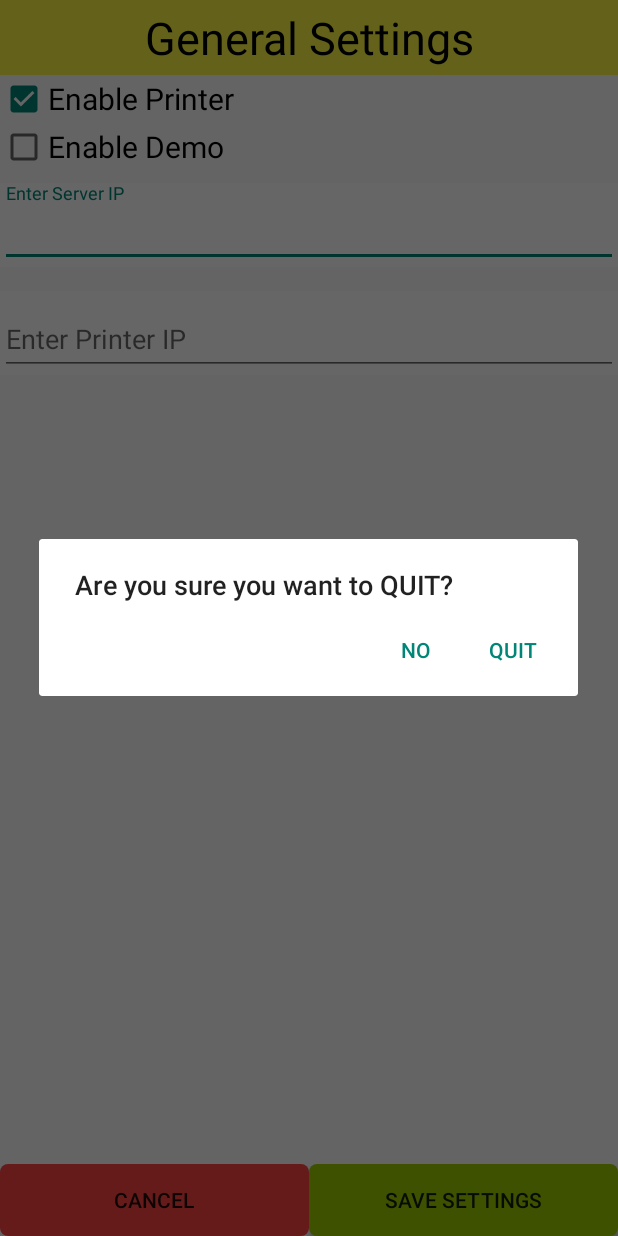
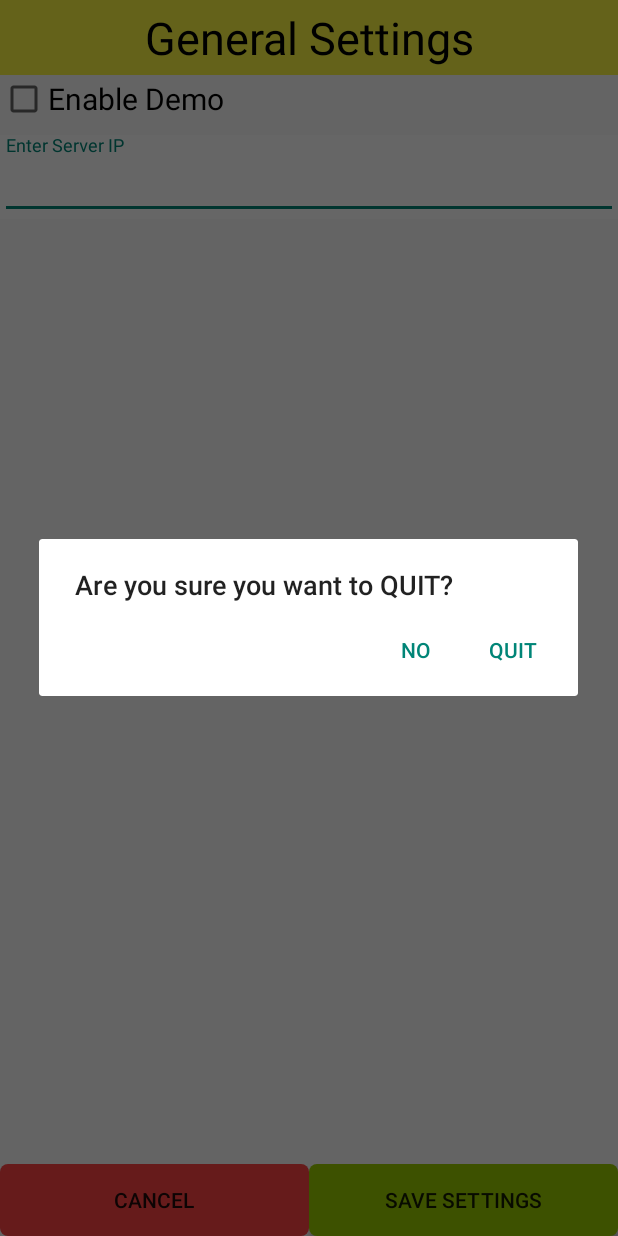
Before and after one commit to Haridev693/rohwaiter, an Android app: the Printersetting screen opened directly, with no data from a screen before it, after a tap on "CANCEL", on a phone screen of 412 x 824 dp. Run offline under Robolectric (Android 15) with nearby library versions, the phone set to English and light mode, and no system bars; network calls fail; 1 other tap on this screen came first.

Commit message:
Printer WIFI Printer

```diff
--- a/app/src/main/java/com/shss/restaurantwaiter/activity/CartActivity.java
+++ b/app/src/main/java/com/shss/restaurantwaiter/activity/CartActivity.java
@@ -29,6 +29,7 @@ import com.shss.restaurantwaiter.object.Settings;
 import com.shss.restaurantwaiter.object.TablesInfo;
 import com.shss.restaurantwaiter.technicalassist.BluetoothService;
 import com.shss.restaurantwaiter.technicalassist.sessionmanager;
+import com.shss.restaurantwaiter.utility.GlobalVariable;
 import com.shss.restaurantwaiter.widget.AutoBgButton;
 
 import java.io.IOException;
@@ -372,7 +373,7 @@ public class CartActivity extends BaseActivity implements OnClickListener {
 //                                    formReceipt();
 //                                PrintBluetoothReceipt(json);
 
-                                if(session.getSetting().EnablePrinter) {
+                                if(GlobalVariable.restAddress.PrinterIP.length()>10){
                                     if (formReceipt()) {
                                         Toast.makeText(self, "Sending your order successfully!",
                                                 Toast.LENGTH_SHORT).show();
@@ -434,7 +435,7 @@ public class CartActivity extends BaseActivity implements OnClickListener {
 
 //                Socket sock = new Socket(session.getSetting().IPADDRESS, 9100);
                 Socket sock = new Socket();
-                sock.connect(new InetSocketAddress(session.getSetting().IPADDRESS, 9100), 15000);
+                sock.connect(new InetSocketAddress(GlobalVariable.restAddress.PrinterIP, 9100), 15000);
                 PrintWriter oStream = new PrintWriter(sock.getOutputStream());
                 oStream.write(bl.toString());
                 oStream.println("\n");
--- a/app/src/main/java/com/shss/restaurantwaiter/activity/Printersetting.java
+++ b/app/src/main/java/com/shss/restaurantwaiter/activity/Printersetting.java
@@ -76,10 +76,10 @@ public class  Printersetting extends BaseActivity implements View.OnClickListene
 
     private void InitView() {
 
-        check = (CheckBox) findViewById(R.id.CheckEnablePrinter);
-        txtview = (EditText) findViewById(R.id.PrinterIP);
+//        check = (CheckBox) findViewById(R.id.CheckEnablePrinter);
+//        txtview = (EditText) findViewById(R.id.PrinterIP);
         ServerIP = (EditText) findViewById(R.id.ServerIP);
-        printerLayout = (TextInputLayout) findViewById(R.id.printerLayout);
+//        printerLayout = (TextInputLayout) findViewById(R.id.printerLayout);
         DemoMode = (CheckBox)findViewById(R.id.CheckEnableDemo);
 
 //        bluetoothScan = (Button) findViewById(R.id.btnBluetoothscan);
@@ -94,15 +94,15 @@ public class  Printersetting extends BaseActivity implements View.OnClickListene
 
         if(setter==null){}
         else {
-            check.setChecked(setter.EnablePrinter);
-            txtview.setText(setter.IPADDRESS);
+//            check.setChecked(setter.EnablePrinter);
+//            txtview.setText(setter.IPADDRESS);
             ServerIP.setText(setter.ServerIP);
             DemoMode.setChecked(setter.DemoMode);
-            if(check.isChecked())
-            {
-              printerLayout.setVisibility(View.VISIBLE);
-
-            }
+//            if(check.isChecked())
+//            {
+//              printerLayout.setVisibility(View.VISIBLE);
+//
+//            }
 
 //            txtview.setText(setter.BluetoothAddress);
 //            Shopname.setText(setter.ShopName);
@@ -112,7 +112,7 @@ public class  Printersetting extends BaseActivity implements View.OnClickListene
 //            printerFooter.setText(setter.printerFooter);
         }
 
-        check.setOnClickListener(this);
+//        check.setOnClickListener(this);
         btnSave.setOnClickListener(this);
 //        bluetoothScan.setOnClickListener(this);
         btnCancel.setOnClickListener(this);
@@ -306,8 +306,8 @@ public class  Printersetting extends BaseActivity implements View.OnClickListene
             case R.id.btnSaveSettings:
             {
                 Settings s = new Settings();
-                s.EnablePrinter = check.isChecked();
-                s.IPADDRESS = txtview.getText().toString();
+//                s.EnablePrinter = check.isChecked();
+//                s.IPADDRESS = txtview.getText().toString();
                 s.ServerIP = ServerIP.getText().toString();
                 s.DemoMode = DemoMode.isChecked();
 
@@ -334,13 +334,13 @@ public class  Printersetting extends BaseActivity implements View.OnClickListene
                 break;
             }
 
-            case R.id.CheckEnablePrinter:{
-                if(check.isChecked())
-                {
-                    printerLayout.setVisibility(View.VISIBLE);
-//                    txtview.setVisibility(View.VISIBLE);
-                }
-            }
+//            case R.id.CheckEnablePrinter:{
+////                if(check.isChecked())
+////                {
+////                    printerLayout.setVisibility(View.VISIBLE);
+//////                    txtview.setVisibility(View.VISIBLE);
+////                }
+//            }
         }
 
     }
--- a/app/src/main/java/com/shss/restaurantwaiter/object/RestAddress.java
+++ b/app/src/main/java/com/shss/restaurantwaiter/object/RestAddress.java
@@ -13,4 +13,6 @@ public class RestAddress {
     public String Footer1;
     public String Footer2;
     public String Footer3;
+    public String PrinterIP;
+    public Boolean BillPrint;
 }
--- a/app/src/main/java/com/shss/restaurantwaiter/object/Settings.java
+++ b/app/src/main/java/com/shss/restaurantwaiter/object/Settings.java
@@ -24,8 +24,8 @@ public class Settings {
 //        public Boolean CheckPrintTranGST;
 //        public String GSTNumber;
 //        public String BluetoothAddress;
-        public Boolean EnablePrinter;
-        public String IPADDRESS;
+//        public Boolean EnablePrinter;
+//        public String IPADDRESS;
         public String ServerIP;
         public Boolean DemoMode;
 
--- a/app/src/main/java/com/shss/restaurantwaiter/technicalassist/sessionmanager.java
+++ b/app/src/main/java/com/shss/restaurantwaiter/technicalassist/sessionmanager.java
@@ -131,8 +131,8 @@ public class sessionmanager {
     public Boolean setSettings(Settings s)
     {
 //        editor.putString(PrinterAddress,s.BluetoothAddress);
-        editor.putBoolean(EnablePrinter,s.EnablePrinter);
-        editor.putString(IPAddress,s.IPADDRESS);
+//        editor.putBoolean(EnablePrinter,s.EnablePrinter);
+//        editor.putString(IPAddress,s.IPADDRESS);
         editor.putString(ServerIP,s.ServerIP);
         editor.putBoolean(DemoMode,s.DemoMode);
 
@@ -144,6 +144,7 @@ public class sessionmanager {
         if(s.DemoMode)
         {
             WebServiceConfig.Serverbackendlink= "http://shs2apicalls.pe.hu/backend";
+            WebServiceConfig.Serverbackendlink = "http://192.168.1.101/rohadmin2_79";
         }
 //        editor.putString(ShopName,s.ShopName);
 //        editor.putString(AddressLine1,s.AddressLine1);
@@ -171,10 +172,20 @@ public class sessionmanager {
 //        s.BluetoothAddress = pref.getString(PrinterAddress,"");
 //        s.printerFooter = pref.getString(PrintFooter,"");
 //        s.GSTNumber = pref.getString(GSTNum,"");
-        s.EnablePrinter = pref.getBoolean(EnablePrinter,false);
-        s.IPADDRESS = pref.getString(IPAddress,"");
+//        s.EnablePrinter = pref.getBoolean(EnablePrinter,false);
+//        s.IPADDRESS = pref.getString(IPAddress,"");
         s.ServerIP = pref.getString(ServerIP,"");
         s.DemoMode = pref.getBoolean(DemoMode,false);
+
+        WebServiceConfig.Serverbackendlink = WebServiceConfig.OrigIP + s.ServerIP;
+
+        if(s.DemoMode)
+        {
+            WebServiceConfig.Serverbackendlink="http://shs2apicalls.pe.hu/backend";
+                        WebServiceConfig.Serverbackendlink = "http://192.168.1.101/rohadmin2_79";
+        }
+
+
 //        s.AddressLine1 = pref.getString(AddressLine1,"");
 //        s.AddressLine2 = pref.getString(AddressLine2,"");
 //        s.ShopName = pref.getString(ShopName,"");
--- a/app/src/main/res/layout/activity_printersetting.xml
+++ b/app/src/main/res/layout/activity_printersetting.xml
@@ -25,14 +25,14 @@
             android:textColor="#000"
             android:textStyle="normal"/>
 
-        <CheckBox
-            android:id="@+id/CheckEnablePrinter"
-            android:layout_width="match_parent"
-            android:layout_height="wrap_content"
-            android:text="Enable Printer"
-            android:textSize="20sp"
+        <!--<CheckBox-->
+            <!--android:id="@+id/CheckEnablePrinter"-->
+            <!--android:layout_width="match_parent"-->
+            <!--android:layout_height="wrap_content"-->
+            <!--android:text="Enable Printer"-->
+            <!--android:textSize="20sp"-->
 
-            />
+            <!--/>-->
 
         <CheckBox
             android:id="@+id/CheckEnableDemo"
@@ -61,23 +61,23 @@
 
 
 
-        <android.support.design.widget.TextInputLayout
-        android:layout_width="match_parent"
-        android:layout_height="wrap_content"
-        android:layout_marginTop="8dp"
-        android:layout_marginBottom="8dp"
-        android:background="#fff"
-            android:visibility="invisible"
-            android:id="@+id/printerLayout">
+        <!--<android.support.design.widget.TextInputLayout-->
+        <!--android:layout_width="match_parent"-->
+        <!--android:layout_height="wrap_content"-->
+        <!--android:layout_marginTop="8dp"-->
+        <!--android:layout_marginBottom="8dp"-->
+        <!--android:background="#fff"-->
+            <!--android:visibility="invisible"-->
+            <!--android:id="@+id/printerLayout">-->
 
-        <EditText android:id="@+id/PrinterIP"
-        android:layout_width="match_parent"
-        android:layout_height="wrap_content"
-        android:inputType="text|textMultiLine"
-        android:lines="1"
-        android:hint="Enter Printer IP"
-            android:textColorHint="@color/black"/>
-        </android.support.design.widget.TextInputLayout>
+        <!--<EditText android:id="@+id/PrinterIP"-->
+        <!--android:layout_width="match_parent"-->
+        <!--android:layout_height="wrap_content"-->
+        <!--android:inputType="text|textMultiLine"-->
+        <!--android:lines="1"-->
+        <!--android:hint="Enter Printer IP"-->
+            <!--android:textColorHint="@color/black"/>-->
+        <!--</android.support.design.widget.TextInputLayout>-->
 
 
 
```
Also changed, not shown: app/src/main/java/com/shss/restaurantwaiter/activity/PaymentActivity.java (+98 -1 lines), app/src/main/java/com/shss/restaurantwaiter/json/util/ParserUtility.java (+20 -9 lines), 4 other files.
